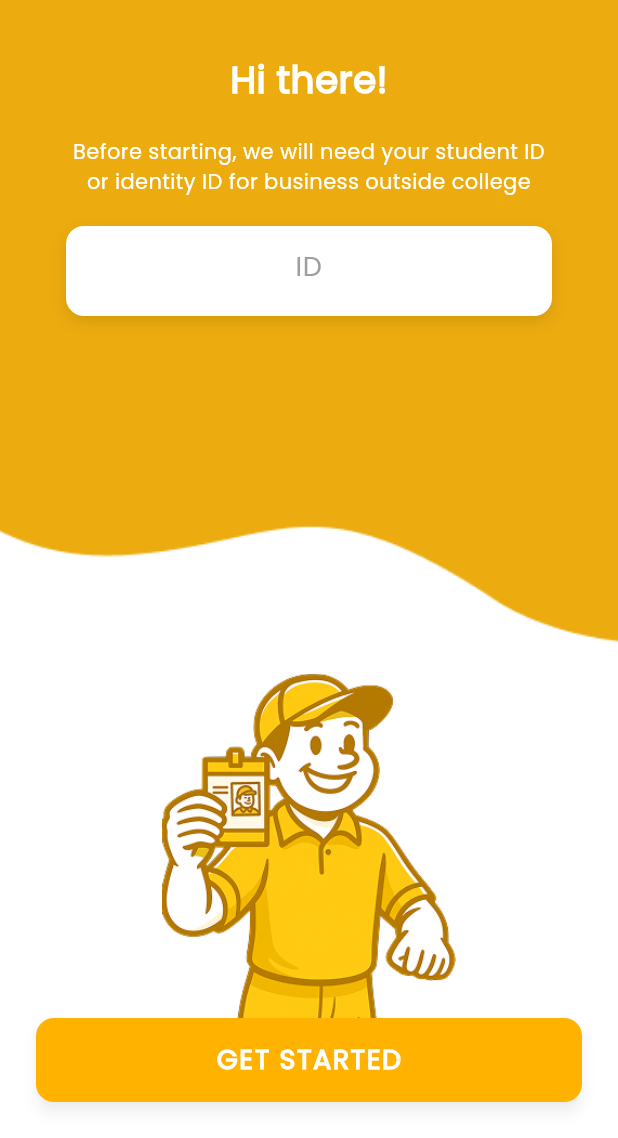
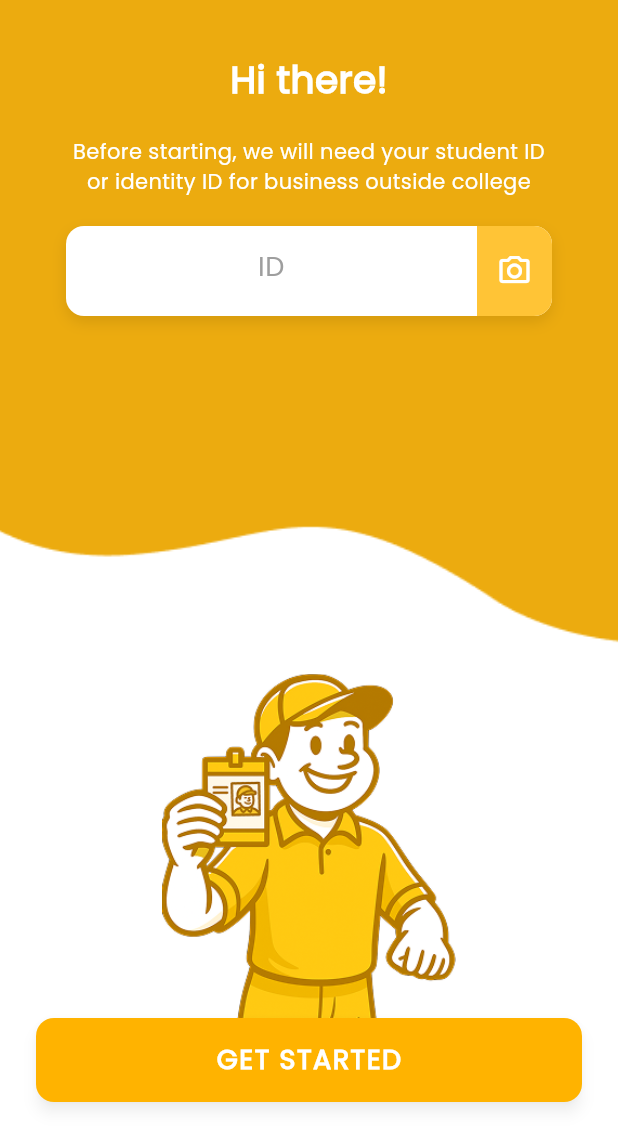
Before and after one commit to Mobile-Application-2025-2/unimarket-flutter, a Flutter app: the StudentCodeScreen screen opened directly with empty values, on a phone screen of 412 x 824 dp, the part 98-1236 px from its top. Run offline on Flutter 3.47's test engine with Material 3 defaults, Android fonts, the phone set to English and light mode, and no system bars; our stand-ins replace geolocator, google_maps_flutter, supabase_flutter; accounts and stored records are empty.

Commit message:
Add: Camera button

```diff
--- a/lib/ui/catalog/view/student_code.dart
+++ b/lib/ui/catalog/view/student_code.dart
@@ -15,28 +15,22 @@ class StudentCodeScreen extends StatelessWidget {
     final greetingText = userName.isNotEmpty ? 'Hi $userName!' : 'Hi there!';
 
     return Scaffold(
-      resizeToAvoidBottomInset: false, // Prevent keyboard overflow
+      resizeToAvoidBottomInset: false,
       body: Column(
         children: [
-          // Top section with background image and wavy line
           Expanded(
             flex: 3,
             child: Stack(
               children: [
-                // Background image with wavy cut
                 Positioned.fill(
                   child: Image.asset(
                     'assets/images/student-code-bg.png',
                     fit: BoxFit
-                        .cover, // Cambiado de fitWidth a cover para llenar todo el espacio
+                        .cover,
                     alignment: Alignment.topCenter,
                   ),
                 ),
 
-                // Wavy line positioned at the bottom of the background
-                // OPCIÓN 1: Usar un offset negativo para superponer la línea
-
-                // Content over the background
                 SafeArea(
                   child: Padding(
                     padding: const EdgeInsets.symmetric(horizontal: 24.0),
@@ -44,11 +38,9 @@ class StudentCodeScreen extends StatelessWidget {
                       children: [
                         const SizedBox(height: 40),
 
-                        // Logo with star
                         Row(
                           mainAxisAlignment: MainAxisAlignment.center,
                           children: [
-                            // Star icon
                             Image.asset(
                               'assets/images/student-code-star.png',
                               width: 30,
@@ -56,7 +48,6 @@ class StudentCodeScreen extends StatelessWidget {
                             ),
                             const SizedBox(width: 2),
 
-                            // UNIMARKET logo
                             const Text(
                               'UNIMARKET',
                               style: TextStyle(
@@ -84,7 +75,6 @@ class StudentCodeScreen extends StatelessWidget {
 
                         const SizedBox(height: 20),
 
-                        // Instructional text
                         const Padding(
                           padding: EdgeInsets.symmetric(horizontal: 20.0),
                           child: Text(
@@ -101,7 +91,6 @@ class StudentCodeScreen extends StatelessWidget {
 
                         const SizedBox(height: 20),
 
-                        // ID input field
                         Container(
                           width: double.infinity,
                           height: 60,
@@ -117,7 +106,10 @@ class StudentCodeScreen extends StatelessWidget {
                               ),
                             ],
                           ),
-                          child: const TextField(
+                          child: Row(
+                            children: [
+                              const Expanded(
+                                child: TextField(
                                   textAlign: TextAlign.center,
                                   style: TextStyle(
                                     fontSize: 18,
@@ -138,6 +130,30 @@ class StudentCodeScreen extends StatelessWidget {
                                       vertical: 20,
                                     ),
                                   ),
+                                ),
+                              ),
+                              Container(
+                                height: 60,
+                                width: 50,
+                                decoration: const BoxDecoration(
+                                  color: Color(0xFFFFC436),
+                                  borderRadius: BorderRadius.only(
+                                    topRight: Radius.circular(12),
+                                    bottomRight: Radius.circular(12),
+                                  ),
+                                ),
+                                child: IconButton(
+                                  icon: const Icon(
+                                    Icons.camera_alt_outlined,
+                                    color: Colors.white,
+                                    size: 24,
+                                  ),
+                                  onPressed: () {
+                                    // Camera functionality would be implemented here
+                                  },
+                                ),
+                              ),
+                            ],
                           ),
                         ),
                       ],
```
Lines whose indentation alone changed are shown as unchanged.
